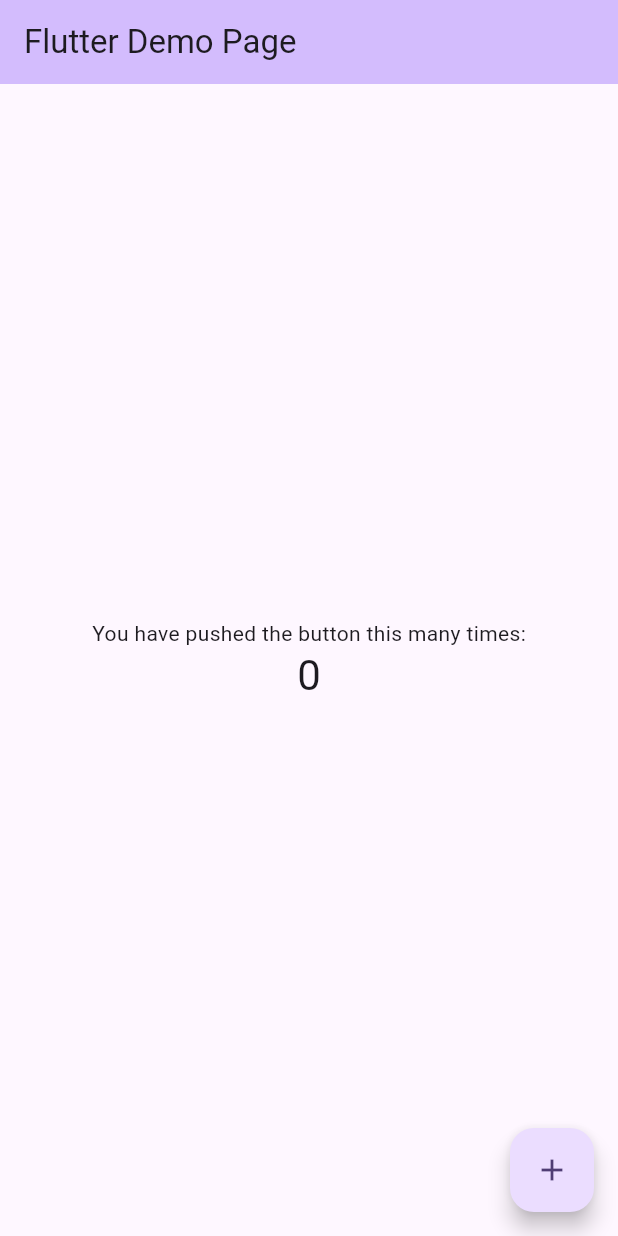
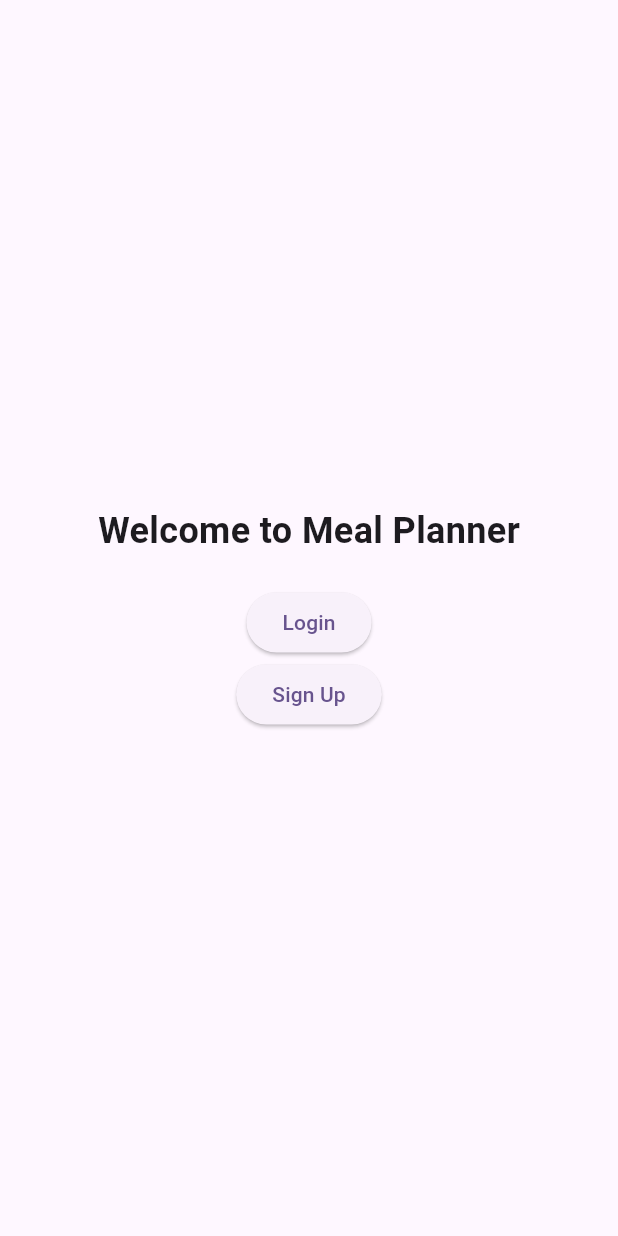
Before and after one commit to AlexS1402/Meal-Planning-App, a Flutter app: the screen it shows after launch, on a phone screen of 412 x 824 dp. Run offline on Flutter 3.47's test engine with Material 3 defaults, Android fonts, the phone set to English and light mode, and no system bars.

Commit message:
Added inital front-end sccreens

```diff
--- a/lib/main.dart
+++ b/lib/main.dart
@@ -1,4 +1,5 @@
-import 'package:flutter/material.dart';
+import 'package:flutter/material.dart' show BuildContext, ColorScheme, Colors, MaterialApp, StatelessWidget, ThemeData, Widget, runApp;
+import 'views/welcome_screen.dart';
 
 void main() {
   runApp(const MyApp());
@@ -11,115 +12,13 @@
   @override
   Widget build(BuildContext context) {
     return MaterialApp(
-      title: 'Flutter Demo',
+      title: 'Meal Planner',
       theme: ThemeData(
-        // This is the theme of your application.
-        //
-        // TRY THIS: Try running your application with "flutter run". You'll see
-        // the application has a purple toolbar. Then, without quitting the app,
-        // try changing the seedColor in the colorScheme below to Colors.green
-        // and then invoke "hot reload" (save your changes or press the "hot
-        // reload" button in a Flutter-supported IDE, or press "r" if you used
-        // the command line to start the app).
-        //
-        // Notice that the counter didn't reset back to zero; the application
-        // state is not lost during the reload. To reset the state, use hot
-        // restart instead.
-        //
-        // This works for code too, not just values: Most code changes can be
-        // tested with just a hot reload.
+
         colorScheme: ColorScheme.fromSeed(seedColor: Colors.deepPurple),
         useMaterial3: true,
       ),
-      home: const MyHomePage(title: 'Flutter Demo Page'),
+      home: WelcomeScreen(),
     );
   }
 }
-
-class MyHomePage extends StatefulWidget {
-  const MyHomePage({super.key, required this.title});
-
-  // This widget is the home page of your application. It is stateful, meaning
-  // that it has a State object (defined below) that contains fields that affect
-  // how it looks.
-
-  // This class is the configuration for the state. It holds the values (in this
-  // case the title) provided by the parent (in this case the App widget) and
-  // used by the build method of the State. Fields in a Widget subclass are
-  // always marked "final".
-
-  final String title;
-
-  @override
-  State<MyHomePage> createState() => _MyHomePageState();
-}
-
-class _MyHomePageState extends State<MyHomePage> {
-  int _counter = 0;
-
-  void _incrementCounter() {
-    setState(() {
-      // This call to setState tells the Flutter framework that something has
-      // changed in this State, which causes it to rerun the build method below
-      // so that the display can reflect the updated values. If we changed
-      // _counter without calling setState(), then the build method would not be
-      // called again, and so nothing would appear to happen.
-      _counter++;
-    });
-  }
-
-  @override
-  Widget build(BuildContext context) {
-    // This method is rerun every time setState is called, for instance as done
-    // by the _incrementCounter method above.
-    //
-    // The Flutter framework has been optimized to make rerunning build methods
-    // fast, so that you can just rebuild anything that needs updating rather
-    // than having to individually change instances of widgets.
-    return Scaffold(
-      appBar: AppBar(
-        // TRY THIS: Try changing the color here to a specific color (to
-        // Colors.amber, perhaps?) and trigger a hot reload to see the AppBar
-        // change color while the other colors stay the same.
-        backgroundColor: Theme.of(context).colorScheme.inversePrimary,
-        // Here we take the value from the MyHomePage object that was created by
-        // the App.build method, and use it to set our appbar title.
-        title: Text(widget.title),
-      ),
-      body: Center(
-        // Center is a layout widget. It takes a single child and positions it
-        // in the middle of the parent.
-        child: Column(
-          // Column is also a layout widget. It takes a list of children and
-          // arranges them vertically. By default, it sizes itself to fit its
-          // children horizontally, and tries to be as tall as its parent.
-          //
-          // Column has various properties to control how it sizes itself and
-          // how it positions its children. Here we use mainAxisAlignment to
-          // center the children vertically; the main axis here is the vertical
-          // axis because Columns are vertical (the cross axis would be
-          // horizontal).
-          //
-          // TRY THIS: Invoke "debug painting" (choose the "Toggle Debug Paint"
-          // action in the IDE, or press "p" in the console), to see the
-          // wireframe for each widget.
-          mainAxisAlignment: MainAxisAlignment.center,
-          children: <Widget>[
-            const Text(
-              'You have pushed the button this many times:',
-            ),
-            Text(
-              '$_counter',
-              style: Theme.of(context).textTheme.headlineMedium,
-            ),
-          ],
-        ),
-      ),
-      floatingActionButton: FloatingActionButton(
-        onPressed: _incrementCounter,
-        tooltip: 'Increment',
-        child: const Icon(Icons.add),
-      ), // This trailing comma makes auto-formatting nicer for build methods.
-    );
-  }
-}
--- a/lib/views/welcome_screen.dart
+++ b/lib/views/welcome_screen.dart
@@ -0,0 +1,38 @@
+import 'package:flutter/material.dart';
+import 'login_screen.dart';
+import 'signup_screen.dart';
+
+class WelcomeScreen extends StatelessWidget {
+  @override
+  Widget build(BuildContext context) {
+    return Scaffold(
+      body: Center(
+        child: Column(
+          mainAxisAlignment: MainAxisAlignment.center,
+          children: <Widget>[
+            Text('Welcome to Meal Planner', style: TextStyle(fontSize: 24, fontWeight: FontWeight.bold)),
+            SizedBox(height: 20),
+            ElevatedButton(
+              onPressed: () {
+                Navigator.push(
+                  context,
+                  MaterialPageRoute(builder: (context) => LoginScreen()),
+                );
+              },
+              child: Text('Login'),
+            ),
+            ElevatedButton(
+              onPressed: () {
+                Navigator.push(
+                  context,
+                  MaterialPageRoute(builder: (context) => SignupScreen()),
+                );
+              },
+              child: Text('Sign Up'),
+            )
+          ],
+        ),
+      ),
+    );
+  }
+}
```
Also changed, not shown: lib/views/feedback_support.dart (+35 -0 lines), lib/views/home_dashboard.dart (+40 -0 lines), lib/views/login_screen.dart (+52 -0 lines), lib/views/meal_plan_overview.dart (+26 -0 lines), lib/views/nutritional_tracking.dart (+34 -0 lines), lib/views/recipe_details.dart (+40 -0 lines), lib/views/recipe_search.dart (+52 -0 lines), lib/views/settings_profile.dart (+35 -0 lines), lib/views/shopping_list.dart (+42 -0 lines), lib/views/signup_screen.dart (+62 -0 lines).
